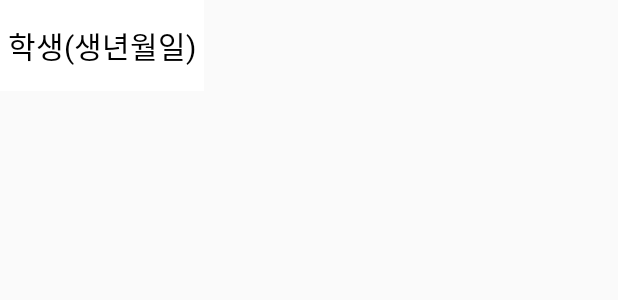
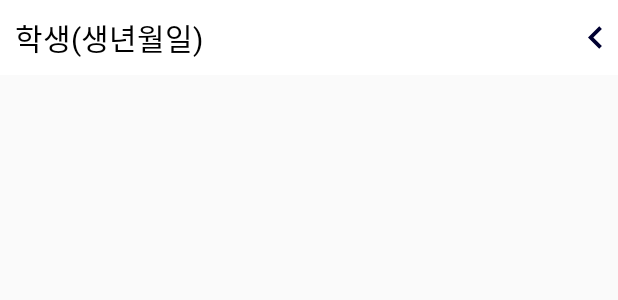
Before and after one commit to moJobSrc/neis-corvid19, an Android app: the layout account_list.xml on its own in the app's theme, with its tools: preview values and no code run, on a phone screen of 412 x 824 dp. Shown: the top 300 px of the screen. Run offline under Robolectric (Android 15) with nearby library versions, the phone set to English and light mode, and no system bars.

Commit message:
그래들 버전 수정 다중 계정 스와이프 삭제

```diff
--- a/app/build.gradle
+++ b/app/build.gradle
@@ -8,8 +8,8 @@ android {
         applicationId "com.leeEunho.corvid19"
         minSdkVersion 16
         targetSdkVersion 29
-        versionCode 15
-        versionName "9.6"
+        versionCode 16
+        versionName "10"
 
         testInstrumentationRunner "androidx.test.runner.AndroidJUnitRunner"
     }
--- /dev/null
+++ b/app/src/main/res/drawable/ic_left_chevron.xml
@@ -0,0 +1,5 @@
+<vector android:height="24dp" android:tint="#000031"
+    android:viewportHeight="24.0" android:viewportWidth="24.0"
+    android:width="24dp" xmlns:android="http://schemas.android.com/apk/res/android">
+    <path android:fillColor="#FF000000" android:pathData="M15.41,7.41L14,6l-6,6 6,6 1.41,-1.41L10.83,12z"/>
+</vector>
--- a/app/src/main/res/layout/account_list.xml
+++ b/app/src/main/res/layout/account_list.xml
@@ -1,13 +1,14 @@
 <?xml version="1.0" encoding="utf-8"?>
 <RelativeLayout xmlns:android="http://schemas.android.com/apk/res/android"
-    android:orientation="vertical" android:layout_width="wrap_content"
+    android:orientation="vertical"
+    android:layout_width="match_parent"
     android:layout_height="wrap_content"
     android:background="#FFF">
 
     <LinearLayout
-        android:layout_width="wrap_content"
+        android:layout_width="match_parent"
         android:layout_height="wrap_content"
-        android:padding="5dp">
+        android:paddingLeft="10dp">
 
         <TextView
             android:id="@+id/tv_account"
@@ -18,7 +19,20 @@
             android:textSize="20sp"
             android:fontFamily="@font/nanumsquarel"
             android:gravity="center"/>
-
+        <View
+            android:layout_width="wrap_content"
+            android:layout_height="0dp"
+            android:layout_weight="1"/>
+        <LinearLayout
+            android:layout_width="wrap_content"
+            android:layout_height="match_parent"
+            android:gravity="center_vertical">
+            <ImageView
+                android:layout_width="30dp"
+                android:layout_height="30dp"
+                android:src="@drawable/ic_left_chevron"
+                android:gravity="center_vertical"/>
+        </LinearLayout>
     </LinearLayout>
 
 </RelativeLayout>
--- a/app/src/main/res/layout/activity_main.xml
+++ b/app/src/main/res/layout/activity_main.xml
@@ -173,6 +173,7 @@
                         android:textSize="15sp"
                         android:layout_marginTop="10dp"
                         android:singleLine="true"
+                        android:selectAllOnFocus="true"
                         android:ellipsize="end"/>
 
                     <EditText
--- a/app/src/main/res/layout/activity_universe_account.xml
+++ b/app/src/main/res/layout/activity_universe_account.xml
@@ -85,7 +85,9 @@
                 android:layout_width="match_parent"
                 android:layout_height="match_parent"
                 android:orientation="vertical"
-                android:gravity="bottom">
+                android:gravity="bottom"
+                android:background="#FFF">
+
                 <com.google.android.gms.ads.AdView
                     xmlns:ads="http://schemas.android.com/apk/res-auto"
                     android:id="@+id/adView"
```
Also changed, not shown: app/src/main/java/com/lepitar/corvid19/ListAccount/AccountAdapter.java (+20 -2 lines), app/src/main/java/com/lepitar/corvid19/ListAccount/AccountData.java (+21 -1 lines), app/src/main/java/com/lepitar/corvid19/MainActivity.java (+7 -6 lines), app/src/main/java/com/lepitar/corvid19/SmsActivity.java (+46 -2 lines), app/src/main/java/com/lepitar/corvid19/UniverseAccount.java (+47 -1 lines), app/src/main/java/com/lepitar/corvid19/settingActivity.java (+8 -3 lines), 1 other file.
